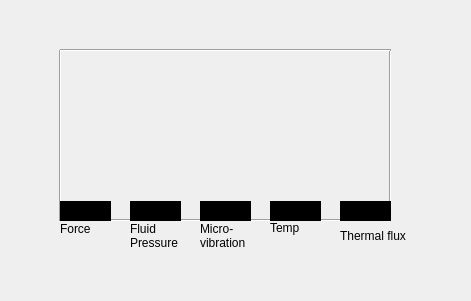
First picture: the form in rqt_pr2_hand_syntouch_sensor_interface/resource/sensorvisualizer.ui, repository BigMacStorm/PR2_hapticSensorResearch, before the edit.
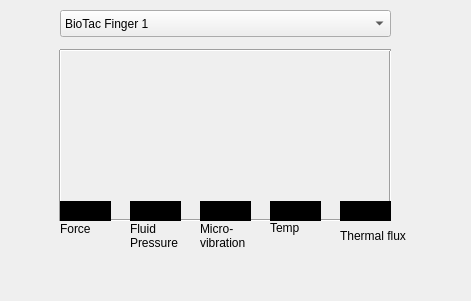
Second picture: the form after the edit.

Commit message: Save Data button

```diff
--- a/rqt_pr2_hand_syntouch_sensor_interface/resource/sensorvisualizer.ui
+++ b/rqt_pr2_hand_syntouch_sensor_interface/resource/sensorvisualizer.ui
@@ -232,6 +232,26 @@
     <bool>true</bool>
    </property>
   </widget>
+  <widget class="QComboBox" name="comboBox">
+   <property name="geometry">
+    <rect>
+     <x>60</x>
+     <y>10</y>
+     <width>331</width>
+     <height>27</height>
+    </rect>
+   </property>
+   <item>
+    <property name="text">
+     <string>BioTac Finger 1</string>
+    </property>
+   </item>
+   <item>
+    <property name="text">
+     <string>BioTac Finger 2</string>
+    </property>
+   </item>
+  </widget>
  </widget>
  <resources/>
  <connections/>
```
The commit also changes 5 other files.
